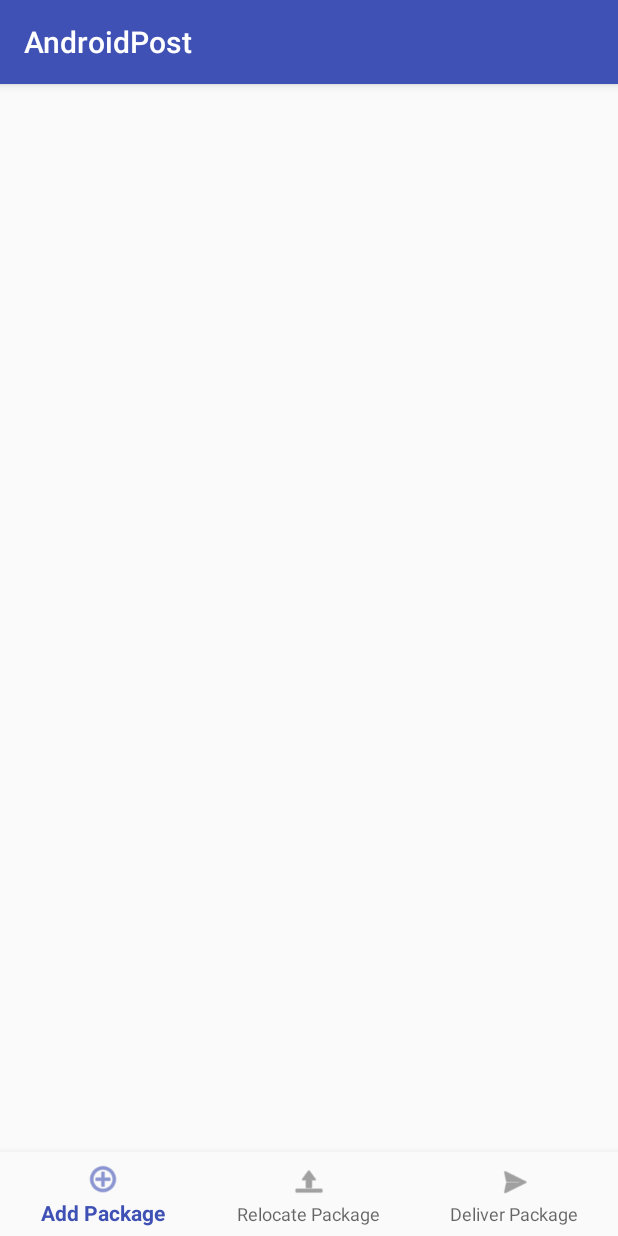
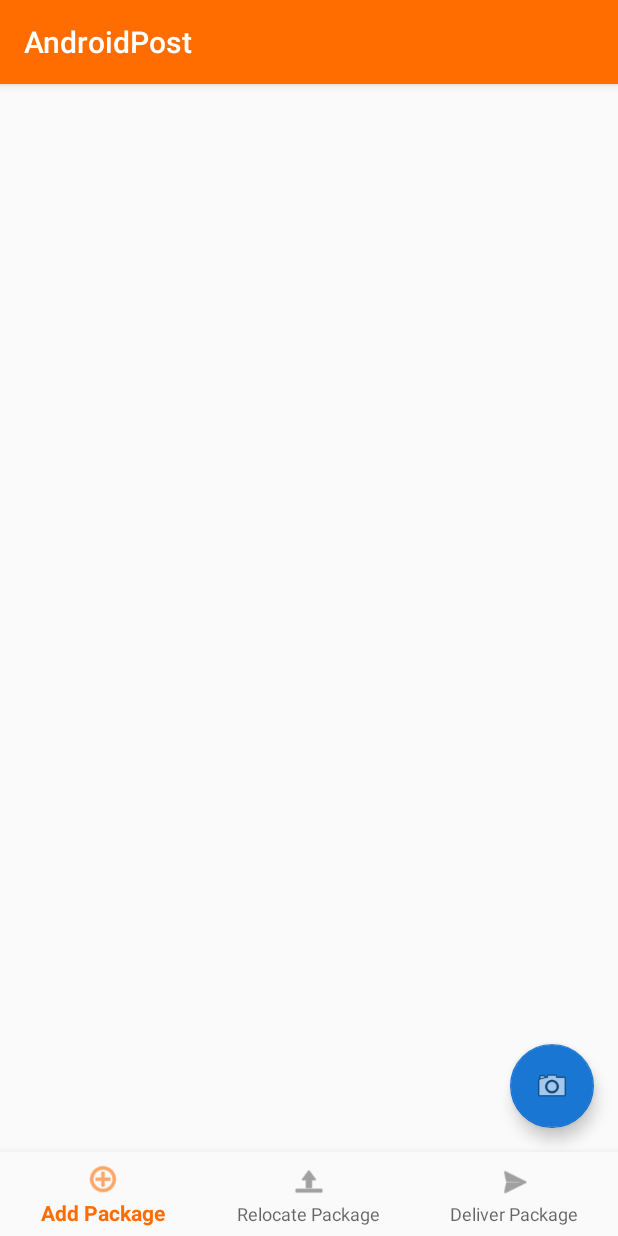
Before and after one commit to CodingCamp2017/pakete, an Android app: the screen it shows after launch (AddActivity), on a phone screen of 412 x 824 dp. Run offline under Robolectric (Android 15) with nearby library versions, the phone set to English and light mode, and no system bars; libraries missing offline, so code that uses them is left out: com.google.zxing.integration.

Commit message:
Added barcode scanner.

```diff
--- a/frontend/PostFrontend/app/src/main/res/layout/activity_start.xml
+++ b/frontend/PostFrontend/app/src/main/res/layout/activity_start.xml
@@ -21,6 +21,14 @@
         </TextView>
     </FrameLayout>
 
+    <android.support.design.widget.FloatingActionButton
+        android:id="@+id/fab"
+        android:layout_width="wrap_content"
+        android:layout_height="wrap_content"
+        android:layout_gravity="bottom|end"
+        android:layout_margin="@dimen/activity_horizontal_margin"
+        android:src="@android:drawable/ic_menu_camera" />
+
     <android.support.design.widget.BottomNavigationView
         android:id="@+id/navigation"
         android:layout_width="match_parent"
--- a/frontend/PostFrontend/app/src/main/res/values/colors.xml
+++ b/frontend/PostFrontend/app/src/main/res/values/colors.xml
@@ -1,6 +1,6 @@
 <?xml version="1.0" encoding="utf-8"?>
 <resources>
-    <color name="colorPrimary">#3F51B5</color>
-    <color name="colorPrimaryDark">#303F9F</color>
-    <color name="colorAccent">#FF4081</color>
+    <color name="colorPrimary">#ff6d00</color>
+    <color name="colorPrimaryDark">#bf360c</color>
+    <color name="colorAccent">#1976d2</color>
 </resources>
```
Also changed, not shown: frontend/PostFrontend/app/src/main/AndroidManifest.xml (+7 -0 lines), frontend/PostFrontend/app/src/main/java/com/itestra/codingcamp/androidpost/activity/BaseActivity.java (+27 -0 lines).
